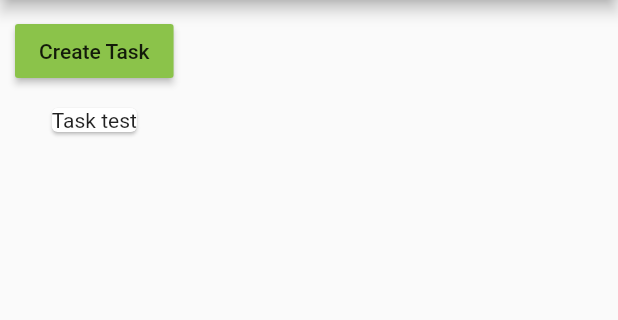
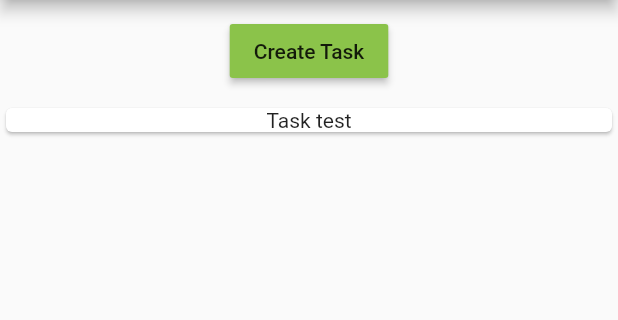
Before and after one commit to lucasdutraf/Scheduler, a Flutter app: the screen it shows after launch, on a phone screen of 412 x 824 dp, the part 84-404 px from its top. Run offline on Flutter 3.47's test engine with Material 2 defaults, Android fonts, the phone set to English and light mode, and no system bars.

```diff
--- a/lib/task_manager.dart
+++ b/lib/task_manager.dart
@@ -31,11 +31,14 @@ class _TaskManagerState extends State<TaskManager> {
   @override
   Widget build(BuildContext context) {
     return Column(
-      children: [ Container(
-        margin: EdgeInsets.all(10.0),
-        child: TaskControl(_addTasks),
-      ),
-    Tasks(_tasks)
-    ]);
+      children: [
+        Container (
+          margin: EdgeInsets.all(10.0),
+          child: TaskControl(_addTasks),
+        ),
+        Expanded (
+          child: Tasks(_tasks))
+      ]
+    );
   }
 }
--- a/lib/tasks.dart
+++ b/lib/tasks.dart
@@ -6,7 +6,7 @@ class Tasks extends StatelessWidget {
 
   @override
   Widget build(BuildContext context) {
-    return Column(
+    return ListView(
       children: tasks
       .map((element) => Card(
         child: Column(
```
